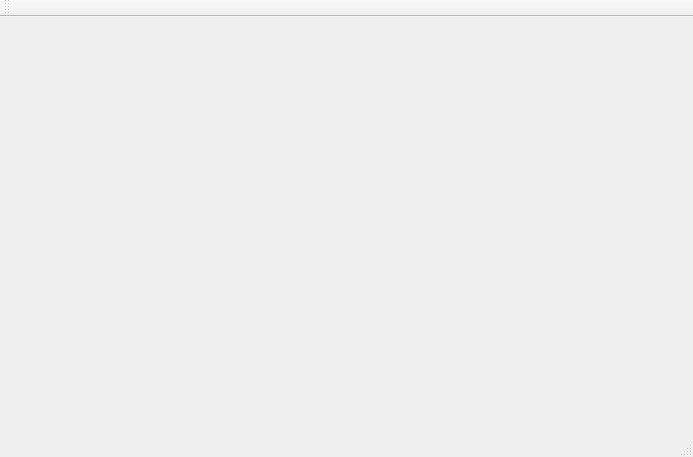
The window that mainwindow.ui (lishaoqi-scau/UAV-GroundControl) describes before a commit, drawn with Qt 5.
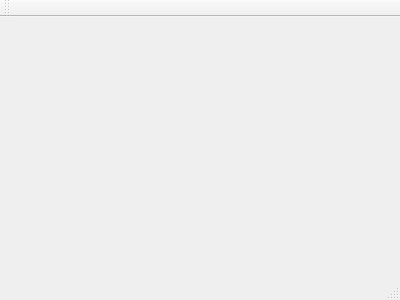
The same window after the commit.

What changed in the file:
```diff
--- a/mainwindow.ui
+++ b/mainwindow.ui
@@ -1,51 +1,25 @@
 <?xml version="1.0" encoding="UTF-8"?>
 <ui version="4.0">
  <class>MainWindow</class>
- <widget class="QMainWindow" name="MainWindow">
-  <property name="geometry">
+ <widget class="QMainWindow" name="MainWindow" >
+  <property name="geometry" >
    <rect>
     <x>0</x>
     <y>0</y>
-    <width>693</width>
-    <height>457</height>
+    <width>400</width>
+    <height>300</height>
    </rect>
   </property>
   <property name="windowTitle">
    <string>MainWindow</string>
   </property>
-  <widget class="QWidget" name="centralWidget">
-   <widget class="QWidget" name="vlcplayerwidget" native="true">
-    <property name="geometry">
-     <rect>
-      <x>450</x>
-      <y>20</y>
-      <width>231</width>
-      <height>171</height>
-     </rect>
-    </property>
-   </widget>
-  </widget>
-  <widget class="QMenuBar" name="menuBar">
-   <property name="geometry">
-    <rect>
-     <x>0</x>
-     <y>0</y>
-     <width>693</width>
-     <height>23</height>
-    </rect>
-   </property>
-  </widget>
-  <widget class="QToolBar" name="mainToolBar">
-   <attribute name="toolBarArea">
-    <enum>TopToolBarArea</enum>
-   </attribute>
-   <attribute name="toolBarBreak">
-    <bool>false</bool>
-   </attribute>
-  </widget>
-  <widget class="QStatusBar" name="statusBar"/>
+  <widget class="QMenuBar" name="menuBar" />
+  <widget class="QToolBar" name="mainToolBar" />
+  <widget class="QWidget" name="centralWidget" />
+  <widget class="QStatusBar" name="statusBar" />
  </widget>
- <layoutdefault spacing="6" margin="11"/>
+ <layoutDefault spacing="6" margin="11" />
+ <pixmapfunction></pixmapfunction>
  <resources/>
  <connections/>
 </ui>
```
Left out of the diff: 3 changed lines with no effect on the pictures.
